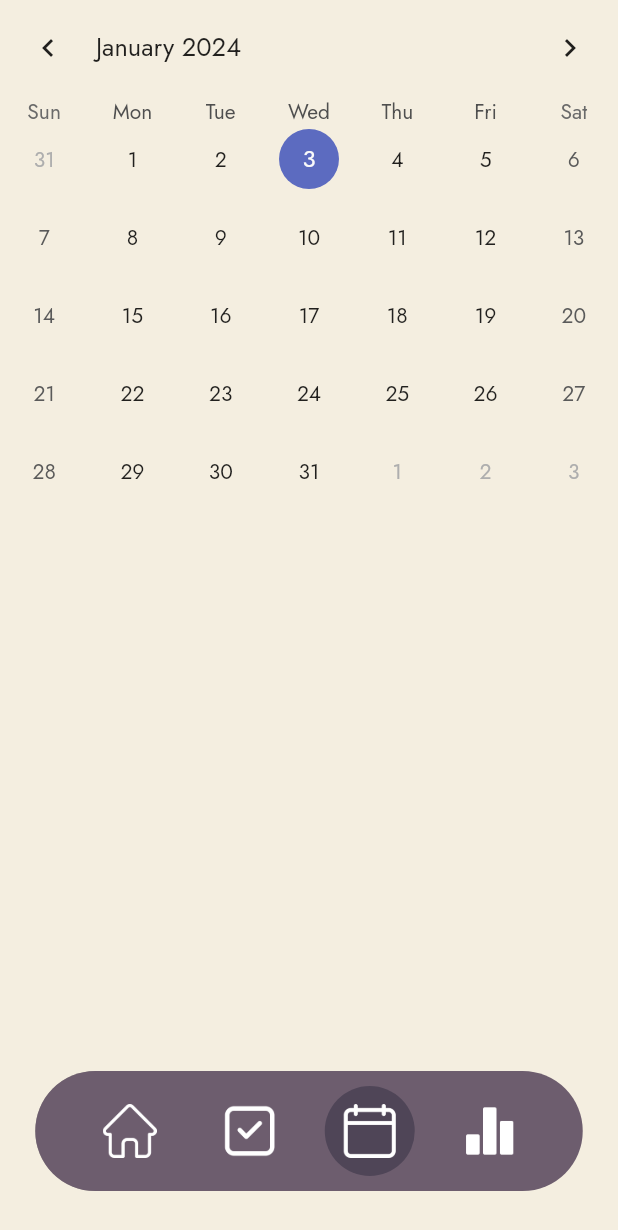
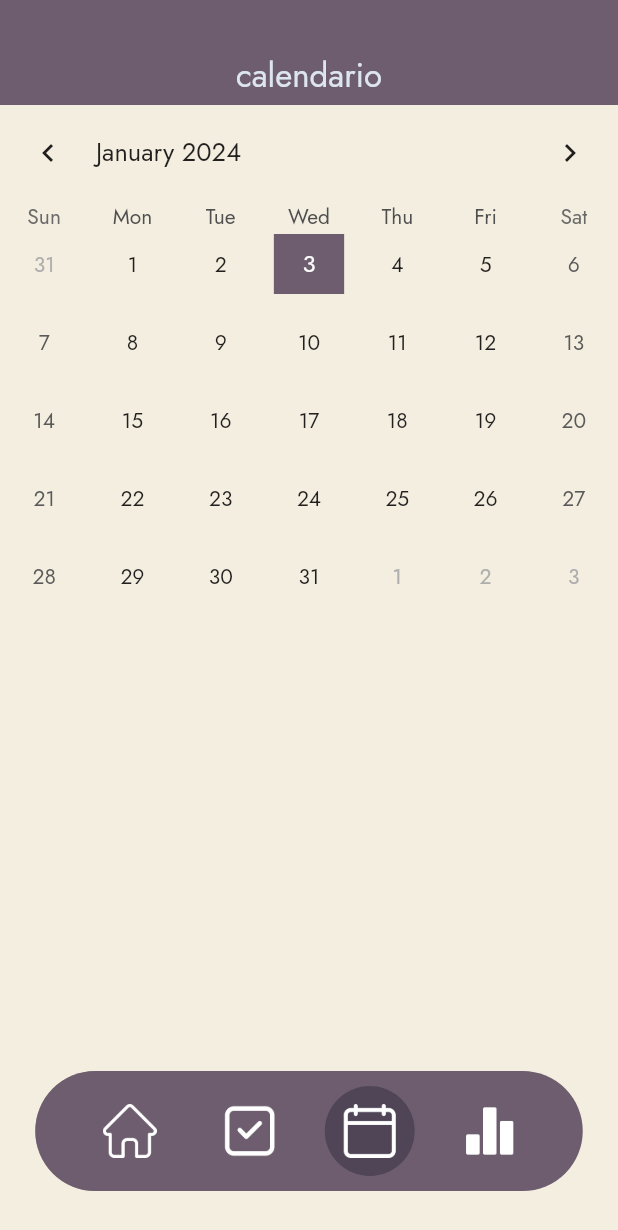
Before and after one commit to AresRebatto/TaskTrek, a Flutter app: the CalendarState screen opened directly, on a phone screen of 412 x 824 dp. Shown: the top 1230 px of the screen. Run offline on Flutter 3.47's test engine with Material 2 defaults, Android fonts, the phone set to English and light mode, and no system bars; drawn by our look-alikes of table_calendar; our stand-ins replace supabase_flutter; accounts and stored records are empty.

Commit message:
Start calendar and finish to do list

```diff
--- a/lib/Colori.dart
+++ b/lib/Colori.dart
@@ -9,6 +9,7 @@ class Colori
   static Color cream = const Color.fromRGBO(244,238,224,1.000);
   ///Per le sezioni in constrasto con BackGround, come ad esembio la navbar
   static Color violet = const Color.fromRGBO(109,93,110,1.000);
+  static Color todayColor = const Color.fromRGBO(109,93,110,0.600);
   ///Per le sezioni in rilievo su violet
   static Color brown = const Color.fromRGBO(79,69,87,1.000);
   ///Per le scritte scure
--- a/lib/DataBase.dart
+++ b/lib/DataBase.dart
@@ -124,11 +124,11 @@ class DBApp{
       final data = await Supabase.instance.client.from('Evento').select();
       for(var element in data)
       {
-        eventsList.add(Event(element['Nome'], element['Data']));
+        eventsList.add(Event(element['Evento'], DateTime.parse(element['Data'])));
       }
 
     }catch(e){
-      throw FetchException("Non è stato possibile scaricare i dati dal DB per il seguente motivo: $e");
+      print("Non è stato possibile scaricare i dati dal DB per il seguente motivo: $e");
     }
   }
 
@@ -136,7 +136,7 @@ class DBApp{
   static Future<void> InsertToDo(String nome, DateTime data) async{
     try{
       await Supabase.instance.client.from('ToDo').insert({'Nome': nome, 'Data': "${data.year}-${data.month}-${data.day}"});
-      FetchTime();
+      FetchToDo();
       //FetchTime();
     }catch(e)
     {
--- a/lib/Evento.dart
+++ b/lib/Evento.dart
@@ -1,6 +1,16 @@
+import 'package:task_trek/DataBase.dart';
+
 class Event{
   String _nome = "";
   DateTime _data = DateTime.now();
 
   Event(this._nome, this._data);
+
+  static List<Event> GetspecificEvent(DateTime data)
+  {
+    return DBApp.eventsList.where((elemento) => elemento.Data.year == data.year && elemento.Data.month == data.month && elemento.Data.day == data.day).toList();
+  }
+
+  String get Nome => _nome;
+  DateTime get Data => _data;
 }
--- a/lib/pages/Calendar.dart
+++ b/lib/pages/Calendar.dart
@@ -2,6 +2,7 @@ import 'package:flutter/material.dart';
 import 'package:table_calendar/table_calendar.dart';
 import '../Colori.dart';
 import 'StandardWidgets.dart';
+import 'package:task_trek/Evento.dart';
 
 class CalendarState extends StatefulWidget
 {
@@ -14,7 +15,7 @@ class CalendarState extends StatefulWidget
 class CalendarPage extends State<CalendarState>
 {
   var currentDate = DateTime.now();
-
+  List<Event> dayEvents = Event.GetspecificEvent(DateTime.now());
   void DaySelected(DateTime day, DateTime focusedDay){
     setState(() {
       currentDate = day;
@@ -23,20 +24,48 @@ class CalendarPage extends State<CalendarState>
   @override
   Widget build(BuildContext context) {
     return Scaffold(
+      appBar: CalendarAppBar(),
       body: Stack(
         children: [
           Container(
             color: Colori.cream,
-            child: ListView(
+            child: Column(
               children: [
                 TableCalendar(
+                  calendarStyle: CalendarStyle(
+                    selectedDecoration: BoxDecoration(
+                      color: Colori.violet,
+                    ),
+                    todayDecoration: BoxDecoration(
+                      color: Colori.todayColor,
+                    )
+                  ),
                   focusedDay: currentDate,
                   headerStyle: const HeaderStyle(formatButtonVisible: false),
                   firstDay: DateTime.utc(2010, 10,16),
                   lastDay: DateTime.utc(2030, 10, 16),
                   onDaySelected: DaySelected,
                   selectedDayPredicate: (day) => isSameDay(day, currentDate),
+                  onPageChanged: (DateTime? calendarDate){
+                    setState(() {
+                      dayEvents = Event.GetspecificEvent(calendarDate!);
+                    });
+                  },
+                ),
+                Container(
+                  alignment: Alignment.topLeft,
+                  margin: EdgeInsets.only(left: 10.0, top: 20.0),
+                  child: Column(
+                    children: [
+                      if(dayEvents.isNotEmpty)
+                        for(var elements in dayEvents)
+                          Text(
+                            "${elements.Nome}",
+                          )
+                    ],
+                  ),
                 )
+
               ],
             )
 
@@ -47,4 +76,25 @@ class CalendarPage extends State<CalendarState>
     );
   }
 
+  PreferredSize CalendarAppBar(){
+    return PreferredSize(
+        preferredSize: const Size.fromHeight(70.0),
+        child: Container(
+            color: Colori.violet,
+            child: Container(
+              margin: const EdgeInsets.only(top: 30.0),
+              alignment: Alignment.center,
+              child: Text(
+                    "calendario",
+                    style: TextStyle(
+                        color: Colori.white,
+                        fontSize: 22
+                    ),
+                  ),
+            )
+        )
+
+    );
+  }
+
 }
```
Also changed, not shown: lib/pages/StandardWidgets.dart (+11 -3 lines), lib/pages/ToDo.dart (+17 -2 lines).
